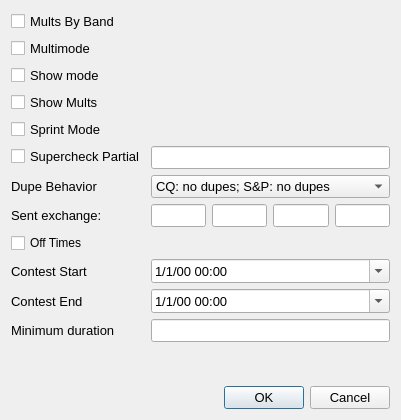
The window that so2sdr/contestoptdialog.ui (n4ogw/so2sdr) describes before a commit, drawn with Qt 5.
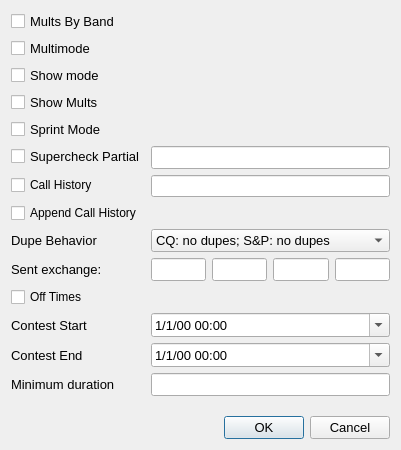
The same window after the commit.

Commit message: 1. update dates 2013 -> 2013 2. add exchange history. From NO3M, modified by N4OGW to put history functions in new class History:

What changed in the file:
```diff
--- a/so2sdr/contestoptdialog.ui
+++ b/so2sdr/contestoptdialog.ui
@@ -7,7 +7,7 @@
     <x>0</x>
     <y>0</y>
     <width>401</width>
-    <height>420</height>
+    <height>450</height>
    </rect>
   </property>
   <property name="sizePolicy">
@@ -19,13 +19,13 @@
   <property name="minimumSize">
    <size>
     <width>400</width>
-    <height>420</height>
+    <height>450</height>
    </size>
   </property>
   <property name="maximumSize">
    <size>
     <width>401</width>
-    <height>420</height>
+    <height>450</height>
    </size>
   </property>
   <property name="windowTitle">
@@ -131,7 +131,7 @@
        </property>
       </widget>
      </item>
-     <item row="7" column="0">
+     <item row="9" column="0">
       <widget class="QLabel" name="label_2">
        <property name="font">
         <font>
@@ -143,7 +143,7 @@
        </property>
       </widget>
      </item>
-     <item row="7" column="1">
+     <item row="9" column="1">
       <widget class="QComboBox" name="dupesComboBox">
        <property name="font">
         <font>
@@ -172,7 +172,7 @@
        </item>
       </widget>
      </item>
-     <item row="8" column="0">
+     <item row="10" column="0">
       <widget class="QLabel" name="label">
        <property name="font">
         <font>
@@ -184,7 +184,7 @@
        </property>
       </widget>
      </item>
-     <item row="8" column="1">
+     <item row="10" column="1">
       <layout class="QHBoxLayout" name="horizontalLayout">
        <item>
         <widget class="QLineEdit" name="lineEditExch1">
@@ -224,14 +224,14 @@
        </item>
       </layout>
      </item>
-     <item row="9" column="0">
+     <item row="11" column="0">
       <widget class="QCheckBox" name="OffTimeCheckBox">
        <property name="text">
         <string>Off Times</string>
        </property>
       </widget>
      </item>
-     <item row="10" column="0">
+     <item row="12" column="0">
       <widget class="QLabel" name="label_4">
        <property name="font">
         <font>
@@ -243,7 +243,7 @@
        </property>
       </widget>
      </item>
-     <item row="10" column="1">
+     <item row="12" column="1">
       <widget class="QDateTimeEdit" name="startDateTimeEdit">
        <property name="font">
         <font>
@@ -264,7 +264,7 @@
        </property>
       </widget>
      </item>
-     <item row="11" column="0">
+     <item row="13" column="0">
       <widget class="QLabel" name="label_5">
        <property name="font">
         <font>
@@ -276,7 +276,7 @@
        </property>
       </widget>
      </item>
-     <item row="11" column="1">
+     <item row="13" column="1">
       <widget class="QDateTimeEdit" name="endDateTimeEdit">
        <property name="font">
         <font>
@@ -297,7 +297,7 @@
        </property>
       </widget>
      </item>
-     <item row="12" column="0">
+     <item row="14" column="0">
       <widget class="QLabel" name="label_6">
        <property name="font">
         <font>
@@ -309,7 +309,7 @@
        </property>
       </widget>
      </item>
-     <item row="12" column="1">
+     <item row="14" column="1">
       <widget class="QLineEdit" name="offMinimumLineEdit">
        <property name="font">
         <font>
@@ -321,6 +321,29 @@
        </property>
       </widget>
      </item>
+     <item row="7" column="0">
+      <widget class="QCheckBox" name="HistoryCheckBox">
+       <property name="toolTip">
+        <string>Enable Call History for exchange Pre-fill</string>
+       </property>
+       <property name="text">
+        <string>Call History</string>
+       </property>
+      </widget>
+     </item>
+     <item row="7" column="1">
+      <widget class="QLineEdit" name="HistoryLineEdit"/>
+     </item>
+     <item row="8" column="0" colspan="2">
+      <widget class="QCheckBox" name="HistoryUpdateCheckBox">
+       <property name="toolTip">
+        <string>Append Call History on-the-fly during contest</string>
+       </property>
+       <property name="text">
+        <string>Append Call History</string>
+       </property>
+      </widget>
+     </item>
     </layout>
    </item>
    <item>
```
The commit also changes 119 other files.
